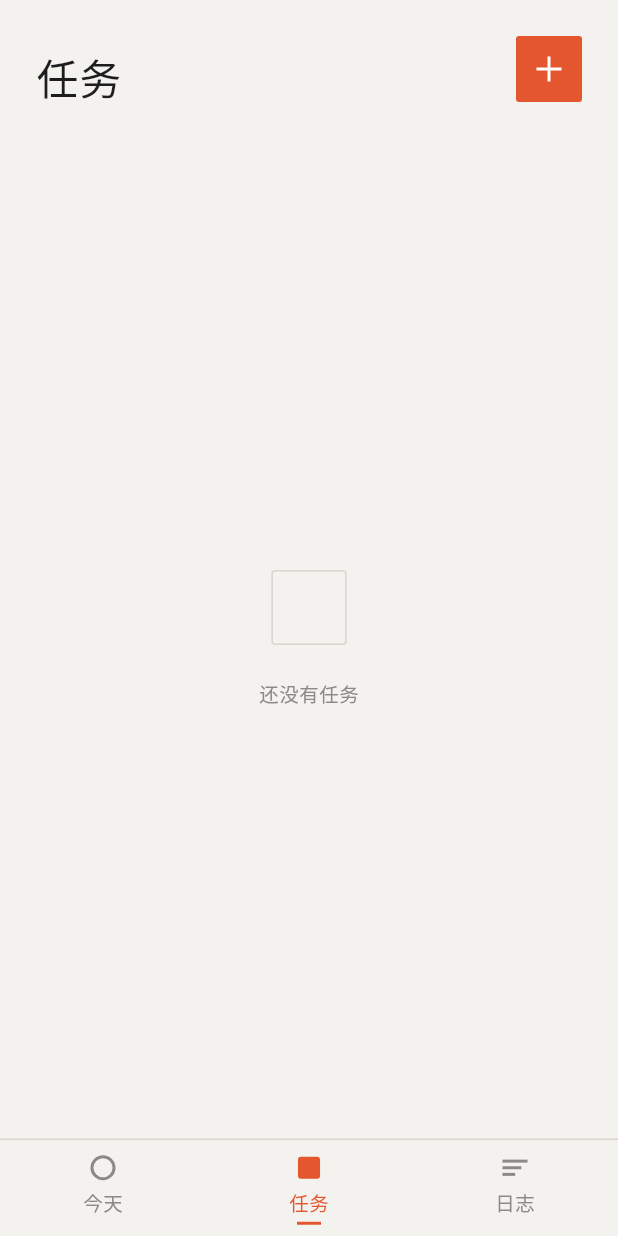
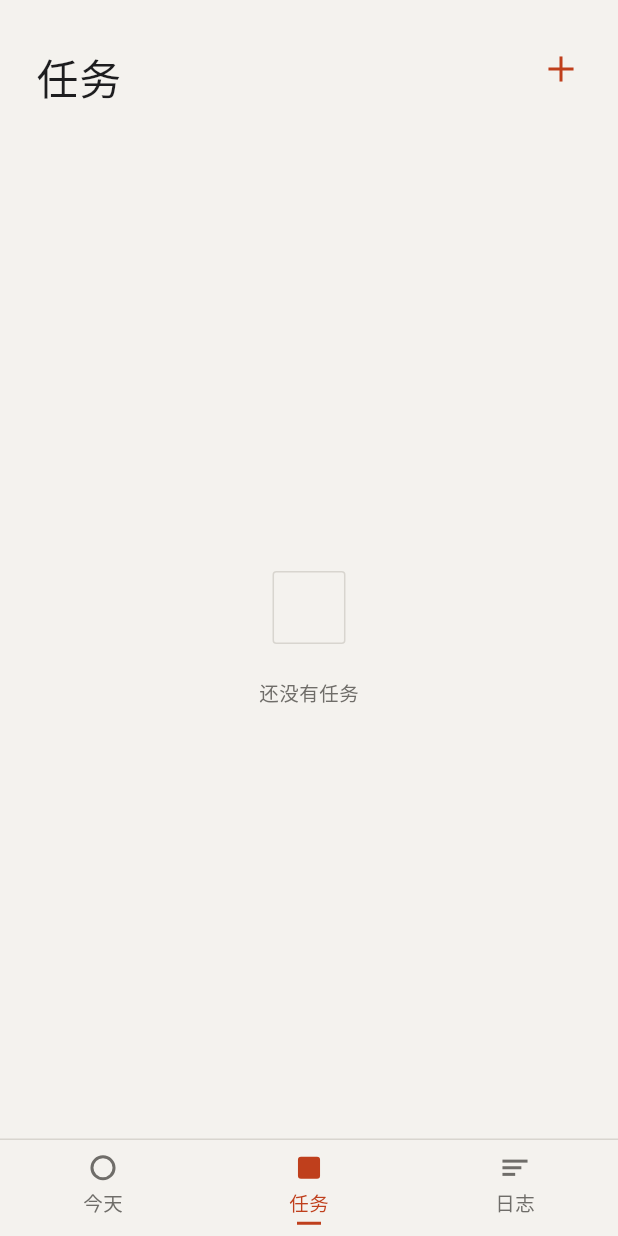
Before and after one commit to Xfx689781/XPlanner, a Flutter app: the screen it shows after launch, item 2 of the bottom bar chosen, on a phone screen of 412 x 824 dp. Run offline on Flutter 3.47's test engine with Material 3 defaults, Android fonts, the phone set to English and light mode, and no system bars; our stand-ins replace drift, drift_flutter, flutter_local_notifications, flutter_riverpod, flutter_timezone, timezone; accounts and stored records are empty; generated files the repository leaves out were written again.

Commit message:
界面修复：读屏可点击与优先级/提醒/逾期标签、新建按钮不再像已完成方块、深色 SnackBar 对比度、浅色对比度、对话框与设置页限宽、今天空状态、选择器去切换图标与字号统一
Co-Authored-By: Claude Opus 5.5 <noreply@anthropic.com>

```diff
--- a/lib/app/theme.dart
+++ b/lib/app/theme.dart
@@ -31,12 +31,24 @@ ThemeData buildFacetTheme(Brightness brightness) {
     highlightColor: Colors.transparent,
     hoverColor: colors.line.withValues(alpha: 0.4),
     dividerColor: colors.line,
+    // 所有槽位都映射到三档字号，Material 组件（选择器、按钮）不会冒出别的字号。
+    // 时间选择器的大号时分数字（display*）是唯一例外：保留标题档放大显示
     textTheme: TextTheme(
+      displayLarge: text.title.copyWith(fontSize: FontSizes.title * 2),
+      displayMedium: text.title,
+      displaySmall: text.title,
+      headlineLarge: text.title,
       headlineMedium: text.title,
+      headlineSmall: text.title,
+      titleLarge: text.body,
+      titleMedium: text.body,
+      titleSmall: text.body,
       bodyLarge: text.body,
       bodyMedium: text.body,
       bodySmall: text.small,
+      labelLarge: text.body,
       labelMedium: text.small,
+      labelSmall: text.small,
     ),
     textSelectionTheme: TextSelectionThemeData(
       cursorColor: colors.accent,
@@ -80,9 +92,7 @@ ThemeData buildFacetTheme(Brightness brightness) {
       backgroundColor: colors.surface,
       elevation: 0,
       shape: const RoundedRectangleBorder(),
-      hourMinuteShape: const RoundedRectangleBorder(
-        borderRadius: BorderRadius.all(Radius.circular(Radii.square)),
-      ),
+      hourMinuteShape: const RoundedRectangleBorder(),
       dialBackgroundColor: colors.background,
       dialHandColor: colors.accent,
       dayPeriodBorderSide: BorderSide(color: colors.line, width: Stroke.thin),
@@ -95,11 +105,11 @@ ThemeData buildFacetTheme(Brightness brightness) {
       ),
     ),
     snackBarTheme: SnackBarThemeData(
-      backgroundColor: colors.ink,
-      contentTextStyle: text.small.copyWith(color: colors.background),
+      backgroundColor: colors.surface,
+      contentTextStyle: text.small.copyWith(color: colors.ink),
       actionTextColor: colors.accent,
       elevation: 0,
-      shape: const RoundedRectangleBorder(),
+      shape: RoundedRectangleBorder(side: BorderSide(color: colors.line, width: Stroke.thin)),
       behavior: SnackBarBehavior.floating,
     ),
     extensions: [FacetTokens(colors)],
--- a/lib/design_system/colors.dart
+++ b/lib/design_system/colors.dart
@@ -39,9 +39,9 @@ class FacetColors {
     background: Color(0xFFF4F2EE),
     surface: Color(0xFFFFFFFF),
     ink: Color(0xFF1D1D1F),
-    muted: Color(0xFF8C8A86),
+    muted: Color(0xFF6F6D69),
     line: Color(0xFFD8D5CF),
-    accent: Color(0xFFE4572E),
+    accent: Color(0xFFBF3F1C),
     onAccent: Color(0xFFFFFFFF),
   );
 
--- a/lib/design_system/metrics.dart
+++ b/lib/design_system/metrics.dart
@@ -27,6 +27,15 @@ abstract final class Sizes {
   /// 图标（几何字形）边长
   static const double icon = 22;
 
+  /// 文字行内的小字形（分组标题、状态点、优先级示意）
+  static const double glyphInline = 14;
+
+  /// 空状态的大字形
+  static const double emptyGlyph = 64;
+
+  /// 确认框最大宽度
+  static const double dialogMaxWidth = 360;
+
   /// 首页大圆直径（窄屏）
   static const double dayCircle = 184;
 
--- a/lib/design_system/widgets/empty_state.dart
+++ b/lib/design_system/widgets/empty_state.dart
@@ -18,7 +18,7 @@ class EmptyState extends StatelessWidget {
       child: Column(
         mainAxisSize: MainAxisSize.min,
         children: [
-          GeoIcon(glyph, color: colors.line, size: Sizes.tapTarget * 1.5, strokeWidth: Stroke.thin),
+          GeoIcon(glyph, color: colors.line, size: Sizes.emptyGlyph, strokeWidth: Stroke.thin),
           const SizedBox(height: Space.m),
           Text(message, style: context.text.small),
         ],
--- a/lib/design_system/widgets/geo_button.dart
+++ b/lib/design_system/widgets/geo_button.dart
@@ -49,7 +49,7 @@ class _GeoButtonState extends State<GeoButton> {
       GeoButtonStyle.outline => (
         const Color(0x00000000),
         widget.destructive ? colors.accent : colors.ink,
-        colors.line,
+        colors.muted,
       ),
       GeoButtonStyle.text => (
         const Color(0x00000000),
@@ -107,6 +107,8 @@ class GeoIconButton extends StatelessWidget {
     return Semantics(
       button: true,
       label: semanticLabel,
+      // excludeSemantics 会把手势的语义动作一起去掉，显式补上
+      onTap: onPressed,
       excludeSemantics: true,
       child: GestureDetector(
         behavior: HitTestBehavior.opaque,
@@ -121,34 +123,3 @@ class GeoIconButton extends StatelessWidget {
     );
   }
 }
-
-/// 主色实心方块 + 白色加号：新建入口。
-class GeoAddButton extends StatelessWidget {
-  const GeoAddButton({super.key, required this.onPressed, required this.semanticLabel});
-
-  final VoidCallback onPressed;
-  final String semanticLabel;
-
-  @override
-  Widget build(BuildContext context) {
-    final colors = context.colors;
-    return Semantics(
-      button: true,
-      label: semanticLabel,
-      excludeSemantics: true,
-      child: GestureDetector(
-        onTap: onPressed,
-        child: Container(
-          width: Sizes.tapTarget,
-          height: Sizes.tapTarget,
-          decoration: BoxDecoration(
-            color: colors.accent,
-            borderRadius: BorderRadius.circular(Radii.square),
-          ),
-          alignment: Alignment.center,
-          child: GeoIcon(GeoGlyph.plus, color: colors.onAccent),
-        ),
-      ),
-    );
-  }
-}
--- a/lib/design_system/widgets/geo_choice.dart
+++ b/lib/design_system/widgets/geo_choice.dart
@@ -38,6 +38,7 @@ class GeoChoice<T> extends StatelessWidget {
               button: true,
               selected: o.value == value,
               label: o.label,
+              onTap: () => onChanged(o.value),
               excludeSemantics: true,
               child: GestureDetector(
                 behavior: HitTestBehavior.opaque,
--- a/lib/design_system/widgets/geo_nav_bar.dart
+++ b/lib/design_system/widgets/geo_nav_bar.dart
@@ -100,6 +100,7 @@ class _NavButton extends StatelessWidget {
       button: true,
       selected: selected,
       label: item.label,
+      onTap: onTap,
       excludeSemantics: true,
       child: GestureDetector(
         behavior: HitTestBehavior.opaque,
--- a/lib/design_system/widgets/section_header.dart
+++ b/lib/design_system/widgets/section_header.dart
@@ -2,7 +2,6 @@ import 'package:flutter/widgets.dart';
 
 import '../metrics.dart';
 import '../tokens.dart';
-import '../typography.dart';
 import 'geo_icon.dart';
 
 /// 分组标题：小号文字 + 向右延伸的细线。
@@ -27,7 +26,7 @@ class SectionHeader extends StatelessWidget {
       child: Row(
         children: [
           if (glyph != null) ...[
-            GeoIcon(glyph!, color: color, size: FontSizes.small, filled: true),
+            GeoIcon(glyph!, color: color, size: Sizes.glyphInline, filled: true),
             const SizedBox(width: Space.s),
           ],
           Text(label, style: context.text.small.copyWith(color: color)),
--- a/lib/features/plan/tasks_page.dart
+++ b/lib/features/plan/tasks_page.dart
@@ -19,9 +19,11 @@ class TasksPage extends ConsumerWidget {
     return PageFrame(
       title: '任务',
       trailing: Padding(
-        padding: const EdgeInsets.only(right: Space.m),
-        child: GeoAddButton(
+        padding: const EdgeInsets.only(right: Space.s),
+        child: GeoIconButton(
+          glyph: GeoGlyph.plus,
           semanticLabel: '新建任务',
+          color: context.colors.accent,
           onPressed: () => showTaskEditor(context),
         ),
       ),
--- a/lib/features/today/today_page.dart
+++ b/lib/features/today/today_page.dart
@@ -69,6 +69,11 @@ class TodayPage extends ConsumerWidget {
               onPressed: () => showTaskEditor(context, dueToday: true),
             ),
           ),
+          if (summary != null && summary.tasks.isEmpty)
+            Padding(
+              padding: const EdgeInsets.symmetric(horizontal: Space.l, vertical: Space.s),
+              child: Text('今天还没有任务，点 + 添加', style: context.text.small),
+            ),
           if (summary != null)
             for (final t in summary.tasks) TaskTile(key: ValueKey('t${t.id}'), task: t),
           const SectionHeader('日志'),
```
Also changed, not shown: lib/design_system/widgets/geo_dialog.dart (+6 -1 lines), lib/design_system/widgets/reminder_mark.dart (+21 -12 lines), lib/features/log/log_row.dart (+17 -10 lines), lib/features/plan/task_editor_sheet.dart (+9 -1 lines), lib/features/plan/task_tile.dart (+25 -5 lines), lib/features/settings/settings_page.dart (+83 -25 lines), 2 other files.
